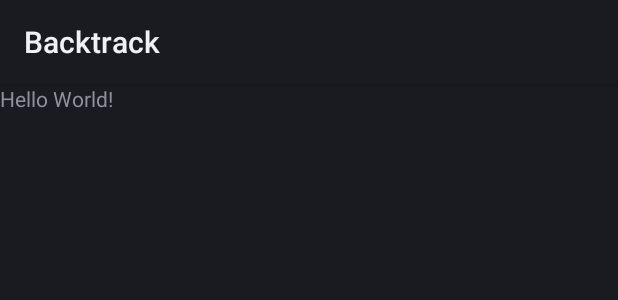
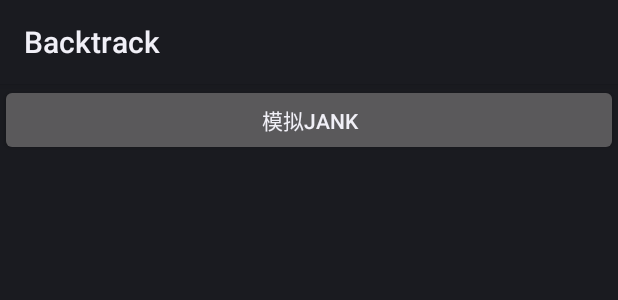
Before and after one commit to JiTianYuan/Backtrack, an Android app: the layout activity_main.xml on its own in the app's theme, with its tools: preview values and no code run, on a phone screen of 412 x 824 dp. Shown: the top 300 px of the screen. Run offline under Robolectric (Android 15) with nearby library versions, the phone set to English and light mode, and no system bars.

Commit message:
【修改】更新demo

```diff
--- a/app/src/main/java/com/jty/backtrack_demo/MyApplication.java
+++ b/app/src/main/java/com/jty/backtrack_demo/MyApplication.java
@@ -31,7 +31,7 @@ public class MyApplication extends Application {
                 .jankFrameThreshold(1)
                 //.outputDir(Environment.getExternalStorageDirectory().getAbsolutePath() + File.separator + "Backtrace")
                 .outputDir(base.getFilesDir().getAbsolutePath() + File.separator + "Backtrace")
-                .recordStartUp(false)
+                .recordStartUp(true)
                 .build();
         Backtrack.init(base, config);
         super.attachBaseContext(base);
--- a/app/src/main/res/layout/activity_main.xml
+++ b/app/src/main/res/layout/activity_main.xml
@@ -6,9 +6,11 @@
     android:layout_height="match_parent"
     tools:context=".MainActivity">
 
-    <TextView
-        android:layout_width="wrap_content"
+    <Button
+        android:id="@+id/btn"
+        android:layout_width="match_parent"
         android:layout_height="wrap_content"
-        android:text="Hello World!" />
+        android:text="模拟Jank" />
+
 
 </FrameLayout>
```
Also changed, not shown: app/src/main/java/com/jty/backtrack_demo/MainActivity.java (+21 -17 lines).
